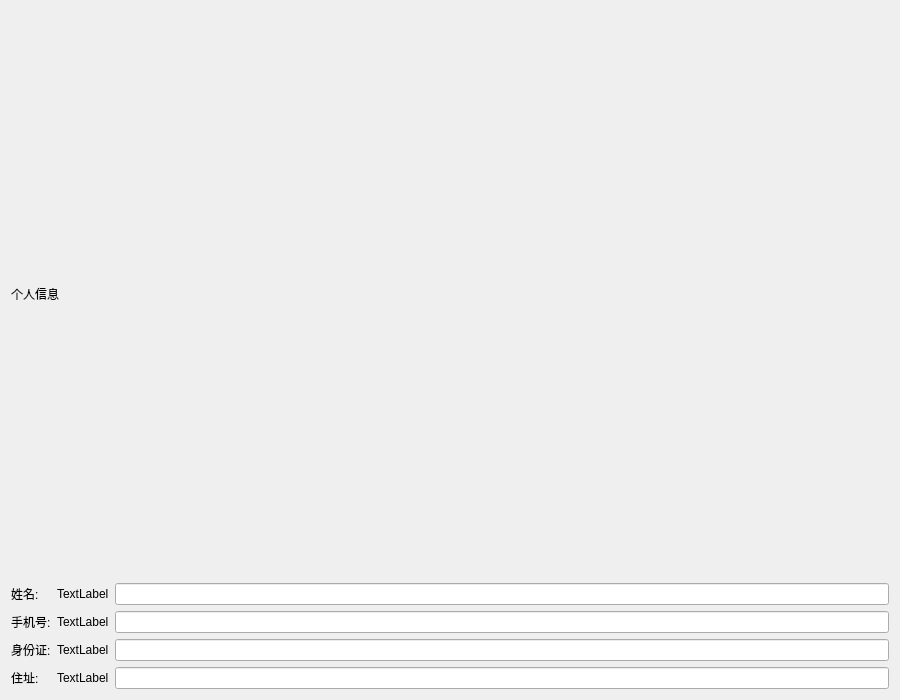
Before: the Qt Designer form page_profile.ui in SunJianBai/patient-client, drawn with Qt 5.
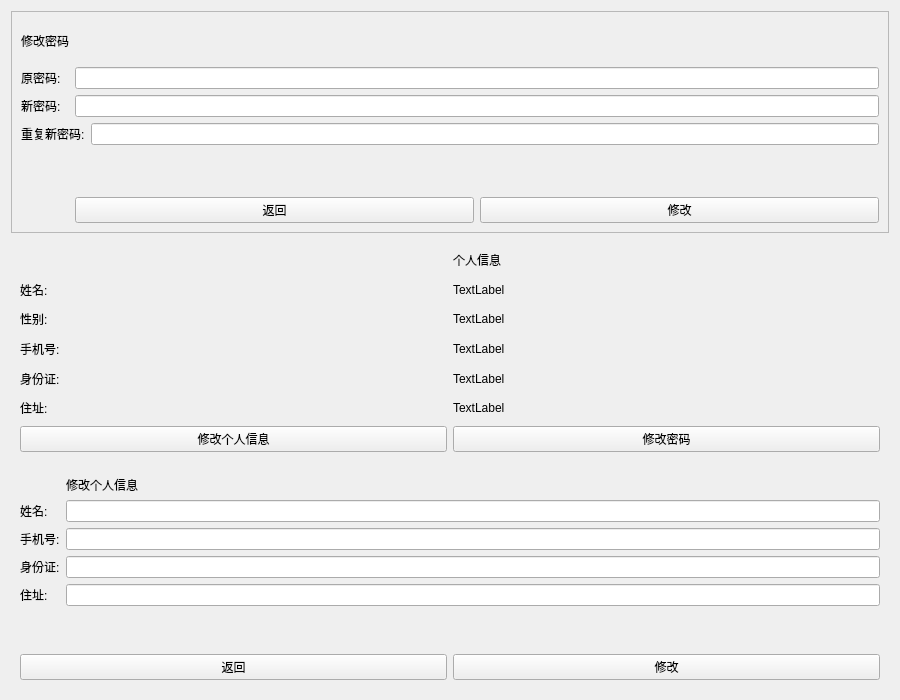
After: the same form once the commit is applied.

Commit message: 个人信息修改完成

The edit to the form file:
```diff
--- a/page_profile.ui
+++ b/page_profile.ui
@@ -13,85 +13,263 @@
   <property name="windowTitle">
    <string>个人中心</string>
   </property>
-  <layout class="QVBoxLayout" name="verticalLayout">
+  <layout class="QVBoxLayout" name="verticalLayout_2">
    <item>
-    <widget class="QLabel" name="label">
+    <widget class="QFrame" name="cg_passwd">
+     <property name="frameShape">
+      <enum>QFrame::StyledPanel</enum>
+     </property>
+     <property name="frameShadow">
+      <enum>QFrame::Raised</enum>
+     </property>
+     <layout class="QGridLayout" name="gridLayout_2">
+      <item row="3" column="1" colspan="2">
+       <widget class="QLineEdit" name="lineEdit_2"/>
+      </item>
+      <item row="4" column="0" colspan="2">
+       <widget class="QLabel" name="label_9">
      <property name="text">
-      <string>个人信息</string>
+         <string>重复新密码:</string>
      </property>
     </widget>
    </item>
+      <item row="2" column="0">
+       <widget class="QLabel" name="label_7">
+        <property name="text">
+         <string>原密码:</string>
+        </property>
+       </widget>
+      </item>
+      <item row="3" column="0">
+       <widget class="QLabel" name="label_8">
+        <property name="text">
+         <string>新密码:</string>
+        </property>
+       </widget>
+      </item>
+      <item row="6" column="1" colspan="2">
+       <layout class="QHBoxLayout" name="horizontalLayout_2">
    <item>
-    <layout class="QGridLayout" name="gridLayout">
-     <item row="0" column="0">
-      <widget class="QLabel" name="label_2">
+         <widget class="QPushButton" name="back1">
        <property name="text">
-        <string>姓名:</string>
+           <string>返回</string>
        </property>
       </widget>
      </item>
-     <item row="0" column="1">
-      <widget class="QLabel" name="name">
+        <item>
+         <widget class="QPushButton" name="pushButton_2">
        <property name="text">
-        <string>TextLabel</string>
+           <string>修改</string>
        </property>
       </widget>
      </item>
-     <item row="0" column="2">
+       </layout>
+      </item>
+      <item row="2" column="1" colspan="2">
       <widget class="QLineEdit" name="lineEdit"/>
      </item>
+      <item row="4" column="2">
+       <widget class="QLineEdit" name="lineEdit_3"/>
+      </item>
      <item row="1" column="0">
-      <widget class="QLabel" name="label_3">
+       <widget class="QLabel" name="label_6">
+        <property name="text">
+         <string>修改密码</string>
+        </property>
+       </widget>
+      </item>
+      <item row="5" column="1">
+       <widget class="QLabel" name="label_16">
+        <property name="text">
+         <string> </string>
+        </property>
+       </widget>
+      </item>
+     </layout>
+    </widget>
+   </item>
+   <item>
+    <widget class="QWidget" name="info" native="true">
+     <layout class="QGridLayout" name="gridLayout_3">
+      <item row="3" column="0">
+       <widget class="QLabel" name="label_12">
        <property name="text">
         <string>手机号:</string>
        </property>
       </widget>
      </item>
-     <item row="1" column="1">
+      <item row="3" column="1">
       <widget class="QLabel" name="phone">
        <property name="text">
         <string>TextLabel</string>
        </property>
       </widget>
      </item>
-     <item row="1" column="2">
-      <widget class="QLineEdit" name="lineEdit_2"/>
-     </item>
-     <item row="2" column="0">
-      <widget class="QLabel" name="label_4">
+      <item row="1" column="0">
+       <widget class="QLabel" name="label_11">
        <property name="text">
-        <string>身份证:</string>
+         <string>姓名:</string>
        </property>
       </widget>
      </item>
-     <item row="2" column="1">
+      <item row="4" column="1">
       <widget class="QLabel" name="id">
        <property name="text">
         <string>TextLabel</string>
        </property>
       </widget>
      </item>
-     <item row="2" column="2">
-      <widget class="QLineEdit" name="lineEdit_3"/>
-     </item>
-     <item row="3" column="0">
-      <widget class="QLabel" name="label_5">
+      <item row="2" column="1">
+       <widget class="QLabel" name="gender">
+        <property name="text">
+         <string>TextLabel</string>
+        </property>
+       </widget>
+      </item>
+      <item row="2" column="0">
+       <widget class="QLabel" name="label_15">
+        <property name="text">
+         <string>性别:</string>
+        </property>
+       </widget>
+      </item>
+      <item row="0" column="1">
+       <widget class="QLabel" name="label_10">
+        <property name="text">
+         <string>个人信息</string>
+        </property>
+       </widget>
+      </item>
+      <item row="5" column="0">
+       <widget class="QLabel" name="label_14">
        <property name="text">
         <string>住址:</string>
        </property>
       </widget>
      </item>
-     <item row="3" column="1">
+      <item row="6" column="0" colspan="2">
+       <layout class="QHBoxLayout" name="horizontalLayout">
+        <item>
+         <widget class="QPushButton" name="pushButton_3">
+          <property name="text">
+           <string>修改个人信息</string>
+          </property>
+         </widget>
+        </item>
+        <item>
+         <widget class="QPushButton" name="pushButton_4">
+          <property name="text">
+           <string>修改密码</string>
+          </property>
+         </widget>
+        </item>
+       </layout>
+      </item>
+      <item row="4" column="0">
+       <widget class="QLabel" name="label_13">
+        <property name="text">
+         <string>身份证:</string>
+        </property>
+       </widget>
+      </item>
+      <item row="1" column="1">
+       <widget class="QLabel" name="name">
+        <property name="text">
+         <string>TextLabel</string>
+        </property>
+       </widget>
+      </item>
+      <item row="5" column="1">
       <widget class="QLabel" name="adress">
        <property name="text">
         <string>TextLabel</string>
        </property>
       </widget>
      </item>
-     <item row="3" column="2">
+     </layout>
+    </widget>
+   </item>
+   <item>
+    <widget class="QWidget" name="cg_info" native="true">
+     <layout class="QVBoxLayout" name="verticalLayout">
+      <item>
+       <layout class="QGridLayout" name="gridLayout">
+        <item row="3" column="0">
+         <widget class="QLabel" name="label_4">
+          <property name="text">
+           <string>身份证:</string>
+          </property>
+         </widget>
+        </item>
+        <item row="4" column="1">
       <widget class="QLineEdit" name="lineEdit_4"/>
      </item>
-    </layout>
+        <item row="1" column="0">
+         <widget class="QLabel" name="label_2">
+          <property name="text">
+           <string>姓名:</string>
+          </property>
+         </widget>
+        </item>
+        <item row="1" column="1">
+         <widget class="QLineEdit" name="cg_name"/>
+        </item>
+        <item row="2" column="1">
+         <widget class="QLineEdit" name="cg_phone"/>
+        </item>
+        <item row="3" column="1">
+         <widget class="QLineEdit" name="cg_id"/>
+        </item>
+        <item row="4" column="0">
+         <widget class="QLabel" name="label_5">
+          <property name="text">
+           <string>住址:</string>
+          </property>
+         </widget>
+        </item>
+        <item row="2" column="0">
+         <widget class="QLabel" name="label_3">
+          <property name="text">
+           <string>手机号:</string>
+          </property>
+         </widget>
+        </item>
+        <item row="0" column="1">
+         <widget class="QLabel" name="label">
+          <property name="text">
+           <string>修改个人信息</string>
+          </property>
+         </widget>
+        </item>
+       </layout>
+      </item>
+      <item>
+       <widget class="QLabel" name="errortext2">
+        <property name="text">
+         <string/>
+        </property>
+       </widget>
+      </item>
+      <item>
+       <layout class="QHBoxLayout" name="horizontalLayout_3">
+        <item>
+         <widget class="QPushButton" name="back2">
+          <property name="text">
+           <string>返回</string>
+          </property>
+         </widget>
+        </item>
+        <item>
+         <widget class="QPushButton" name="pushButton">
+          <property name="text">
+           <string>修改</string>
+          </property>
+         </widget>
+        </item>
+       </layout>
+      </item>
+     </layout>
+    </widget>
    </item>
   </layout>
  </widget>
```
Lines whose indentation alone changed are shown as unchanged. The commit also changes 2 other files.
